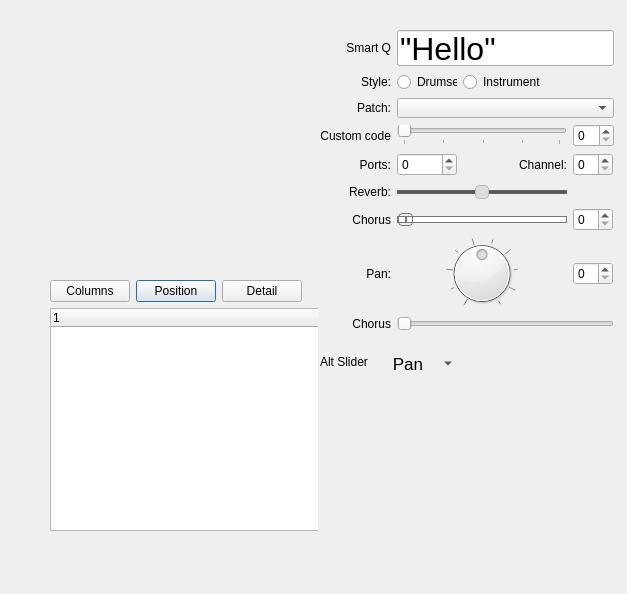
Before: the Qt Designer form TreeView/mixertest.ui in Obliquely/Qt-Projects, drawn with Qt 5.
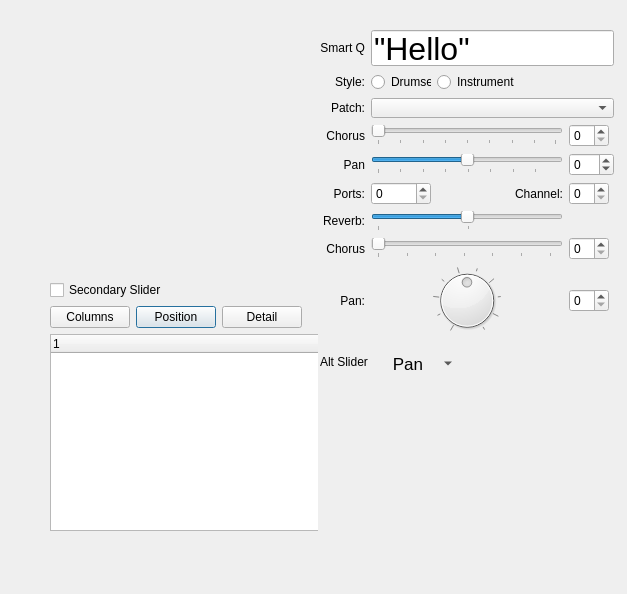
After: the same form once the commit is applied. Custom widgets are drawn as their Qt base class.

Patch:
```diff
--- a/TreeView/mixertest.ui
+++ b/TreeView/mixertest.ui
@@ -62,17 +62,48 @@
     <string>Mixer Tea Details</string>
    </property>
    <layout class="QGridLayout" name="gridLayout_3">
-    <item row="2" column="1" colspan="3">
-     <widget class="QComboBox" name="patchComboBox">
+    <item row="5" column="2">
+     <widget class="QLabel" name="label_2">
+      <property name="sizePolicy">
+       <sizepolicy hsizetype="Minimum" vsizetype="Preferred">
+        <horstretch>0</horstretch>
+        <verstretch>0</verstretch>
+       </sizepolicy>
+      </property>
+      <property name="text">
+       <string>Channel:</string>
+      </property>
+      <property name="alignment">
+       <set>Qt::AlignRight|Qt::AlignTrailing|Qt::AlignVCenter</set>
+      </property>
+     </widget>
+    </item>
+    <item row="6" column="1" colspan="2">
+     <widget class="QSlider" name="horizontalSlider">
       <property name="minimumSize">
        <size>
         <width>0</width>
         <height>20</height>
        </size>
       </property>
+      <property name="minimum">
+       <number>-63</number>
+      </property>
+      <property name="maximum">
+       <number>63</number>
+      </property>
+      <property name="orientation">
+       <enum>Qt::Horizontal</enum>
+      </property>
+      <property name="tickPosition">
+       <enum>QSlider::TicksBelow</enum>
+      </property>
+      <property name="tickInterval">
+       <number>64</number>
+      </property>
      </widget>
     </item>
-    <item row="7" column="0">
+    <item row="8" column="0">
      <widget class="QLabel" name="label_10">
       <property name="text">
        <string>Pan:</string>
@@ -82,61 +113,65 @@
       </property>
      </widget>
     </item>
-    <item row="2" column="0">
-     <widget class="QLabel" name="label_5">
+    <item row="11" column="1">
+     <spacer name="verticalSpacer">
+      <property name="orientation">
+       <enum>Qt::Vertical</enum>
+      </property>
+      <property name="sizeHint" stdset="0">
+       <size>
+        <width>20</width>
+        <height>40</height>
+       </size>
+      </property>
+     </spacer>
+    </item>
+    <item row="5" column="0">
+     <widget class="QLabel" name="label">
+      <property name="sizePolicy">
+       <sizepolicy hsizetype="Minimum" vsizetype="Preferred">
+        <horstretch>0</horstretch>
+        <verstretch>0</verstretch>
+       </sizepolicy>
+      </property>
       <property name="text">
-       <string>Patch:</string>
+       <string>Ports:</string>
       </property>
       <property name="alignment">
        <set>Qt::AlignRight|Qt::AlignTrailing|Qt::AlignVCenter</set>
       </property>
      </widget>
     </item>
-    <item row="6" column="3">
-     <widget class="QSpinBox" name="spinBox_4">
-      <property name="minimumSize">
-       <size>
-        <width>40</width>
-        <height>0</height>
-       </size>
+    <item row="3" column="1" colspan="2">
+     <widget class="MixerSlider" name="chorusSlider">
+      <property name="maximum">
+       <number>127</number>
       </property>
-      <property name="maximumSize">
-       <size>
-        <width>40</width>
-        <height>16777215</height>
-       </size>
+      <property name="pageStep">
+       <number>16</number>
       </property>
-     </widget>
-    </item>
-    <item row="0" column="0">
-     <widget class="QLabel" name="label_8">
-      <property name="text">
-       <string>Smart Q</string>
+      <property name="orientation">
+       <enum>Qt::Horizontal</enum>
       </property>
-      <property name="alignment">
-       <set>Qt::AlignRight|Qt::AlignTrailing|Qt::AlignVCenter</set>
+      <property name="tickPosition">
+       <enum>QSlider::TicksBelow</enum>
       </property>
+      <property name="tickInterval">
+       <number>16</number>
+      </property>
      </widget>
     </item>
-    <item row="0" column="1" colspan="3">
-     <widget class="QLineEdit" name="smartQ">
+    <item row="5" column="1">
+     <widget class="QSpinBox" name="spinBox">
       <property name="minimumSize">
        <size>
         <width>0</width>
-        <height>36</height>
+        <height>20</height>
        </size>
       </property>
-      <property name="font">
-       <font>
-        <pointsize>24</pointsize>
-       </font>
-      </property>
-      <property name="text">
-       <string>&quot;Hello&quot; </string>
-      </property>
      </widget>
     </item>
-    <item row="7" column="1" colspan="2">
+    <item row="8" column="1" colspan="2">
      <widget class="QDial" name="dial">
       <property name="minimumSize">
        <size>
@@ -158,59 +193,8 @@
       </property>
      </widget>
     </item>
-    <item row="4" column="0">
-     <widget class="QLabel" name="label">
-      <property name="sizePolicy">
-       <sizepolicy hsizetype="Minimum" vsizetype="Preferred">
-        <horstretch>0</horstretch>
-        <verstretch>0</verstretch>
-       </sizepolicy>
-      </property>
-      <property name="text">
-       <string>Ports:</string>
-      </property>
-      <property name="alignment">
-       <set>Qt::AlignRight|Qt::AlignTrailing|Qt::AlignVCenter</set>
-      </property>
-     </widget>
-    </item>
-    <item row="1" column="2" colspan="2">
-     <widget class="QRadioButton" name="radioButton_2">
-      <property name="sizePolicy">
-       <sizepolicy hsizetype="Fixed" vsizetype="Fixed">
-        <horstretch>0</horstretch>
-        <verstretch>0</verstretch>
-       </sizepolicy>
-      </property>
-      <property name="minimumSize">
-       <size>
-        <width>80</width>
-        <height>20</height>
-       </size>
-      </property>
-      <property name="text">
-       <string>Instrument</string>
-      </property>
-     </widget>
-    </item>
-    <item row="4" column="2">
-     <widget class="QLabel" name="label_2">
-      <property name="sizePolicy">
-       <sizepolicy hsizetype="Minimum" vsizetype="Preferred">
-        <horstretch>0</horstretch>
-        <verstretch>0</verstretch>
-       </sizepolicy>
-      </property>
-      <property name="text">
-       <string>Channel:</string>
-      </property>
-      <property name="alignment">
-       <set>Qt::AlignRight|Qt::AlignTrailing|Qt::AlignVCenter</set>
-      </property>
-     </widget>
-    </item>
     <item row="7" column="3">
-     <widget class="QSpinBox" name="spinBox_2">
+     <widget class="QSpinBox" name="spinBox_4">
       <property name="minimumSize">
        <size>
         <width>40</width>
@@ -225,79 +209,7 @@
       </property>
      </widget>
     </item>
-    <item row="3" column="0">
-     <widget class="QLabel" name="label_7">
-      <property name="text">
-       <string>Custom code</string>
-      </property>
-      <property name="alignment">
-       <set>Qt::AlignRight|Qt::AlignTrailing|Qt::AlignVCenter</set>
-      </property>
-     </widget>
-    </item>
-    <item row="3" column="3">
-     <widget class="QSpinBox" name="spinBox_3"/>
-    </item>
-    <item row="1" column="1">
-     <layout class="QHBoxLayout" name="horizontalLayout_4" stretch="0">
-      <property name="sizeConstraint">
-       <enum>QLayout::SetDefaultConstraint</enum>
-      </property>
-      <item>
-       <widget class="QRadioButton" name="radioButton_3">
-        <property name="sizePolicy">
-         <sizepolicy hsizetype="Fixed" vsizetype="Fixed">
-          <horstretch>0</horstretch>
-          <verstretch>0</verstretch>
-         </sizepolicy>
-        </property>
-        <property name="minimumSize">
-         <size>
-          <width>60</width>
-          <height>20</height>
-         </size>
-        </property>
-        <property name="text">
-         <string>Drumset</string>
-        </property>
-       </widget>
-      </item>
-     </layout>
-    </item>
-    <item row="4" column="1">
-     <widget class="QSpinBox" name="spinBox">
-      <property name="minimumSize">
-       <size>
-        <width>0</width>
-        <height>20</height>
-       </size>
-      </property>
-     </widget>
-    </item>
-    <item row="4" column="3">
-     <widget class="QSpinBox" name="spinBox_5">
-      <property name="minimumSize">
-       <size>
-        <width>40</width>
-        <height>0</height>
-       </size>
-      </property>
-      <property name="maximumSize">
-       <size>
-        <width>40</width>
-        <height>16777215</height>
-       </size>
-      </property>
-     </widget>
-    </item>
-    <item row="8" column="1" colspan="3">
-     <widget class="QSlider" name="horizontalSlider_3">
-      <property name="orientation">
-       <enum>Qt::Horizontal</enum>
-      </property>
-     </widget>
-    </item>
-    <item row="10" column="0" colspan="4">
+    <item row="13" column="0" colspan="4">
      <layout class="QFormLayout" name="formLayout">
       <item row="0" column="0">
        <widget class="QLabel" name="label_9">
@@ -337,70 +249,7 @@
       </item>
      </layout>
     </item>
-    <item row="5" column="1" colspan="2">
-     <widget class="QSlider" name="horizontalSlider">
-      <property name="minimumSize">
-       <size>
-        <width>0</width>
-        <height>20</height>
-       </size>
-      </property>
-      <property name="styleSheet">
-       <string notr="true">QSlider::groove:horizontal {
-    background: #555555;
-    border: 1px solid #666666;
-    height: 2px;
-    margin: 0px;
-    border-radius: 4px;
-}
-
-QSlider::handle:horizontal {
-    background: #DDDDDD;
-    border: 1px solid #BBBBBB;
-    width: 12px;
-    height: 12px;
-    margin:-6px;
-    border-radius: 4px;
-}</string>
-      </property>
-      <property name="minimum">
-       <number>-63</number>
-      </property>
-      <property name="maximum">
-       <number>63</number>
-      </property>
-      <property name="orientation">
-       <enum>Qt::Horizontal</enum>
-      </property>
-      <property name="tickPosition">
-       <enum>QSlider::TicksBelow</enum>
-      </property>
-      <property name="tickInterval">
-       <number>64</number>
-      </property>
-     </widget>
-    </item>
     <item row="6" column="0">
-     <widget class="QLabel" name="label_4">
-      <property name="text">
-       <string>Chorus</string>
-      </property>
-      <property name="alignment">
-       <set>Qt::AlignRight|Qt::AlignTrailing|Qt::AlignVCenter</set>
-      </property>
-     </widget>
-    </item>
-    <item row="8" column="0">
-     <widget class="QLabel" name="label_11">
-      <property name="text">
-       <string>Chorus</string>
-      </property>
-      <property name="alignment">
-       <set>Qt::AlignRight|Qt::AlignTrailing|Qt::AlignVCenter</set>
-      </property>
-     </widget>
-    </item>
-    <item row="5" column="0">
      <widget class="QLabel" name="label_3">
       <property name="text">
        <string>Reverb:</string>
@@ -410,18 +259,97 @@
       </property>
      </widget>
     </item>
-    <item row="9" column="1">
-     <spacer name="verticalSpacer">
+    <item row="2" column="0">
+     <widget class="QLabel" name="label_5">
+      <property name="text">
+       <string>Patch:</string>
+      </property>
+      <property name="alignment">
+       <set>Qt::AlignRight|Qt::AlignTrailing|Qt::AlignVCenter</set>
+      </property>
+     </widget>
+    </item>
+    <item row="3" column="3">
+     <widget class="QSpinBox" name="spinBox_6">
+      <property name="minimumSize">
+       <size>
+        <width>40</width>
+        <height>0</height>
+       </size>
+      </property>
+      <property name="maximumSize">
+       <size>
+        <width>40</width>
+        <height>16777215</height>
+       </size>
+      </property>
+     </widget>
+    </item>
+    <item row="0" column="1" colspan="3">
+     <widget class="QLineEdit" name="smartQ">
+      <property name="minimumSize">
+       <size>
+        <width>0</width>
+        <height>36</height>
+       </size>
+      </property>
+      <property name="font">
+       <font>
+        <pointsize>24</pointsize>
+       </font>
+      </property>
+      <property name="text">
+       <string>&quot;Hello&quot; </string>
+      </property>
+     </widget>
+    </item>
+    <item row="4" column="0">
+     <widget class="QLabel" name="label_7">
+      <property name="text">
+       <string>Pan</string>
+      </property>
+      <property name="alignment">
+       <set>Qt::AlignRight|Qt::AlignTrailing|Qt::AlignVCenter</set>
+      </property>
+     </widget>
+    </item>
+    <item row="4" column="1" colspan="2">
+     <widget class="MixerSlider" name="limitedSlider">
+      <property name="minimum">
+       <number>-63</number>
+      </property>
+      <property name="maximum">
+       <number>63</number>
+      </property>
+      <property name="pageStep">
+       <number>16</number>
+      </property>
       <property name="orientation">
-       <enum>Qt::Vertical</enum>
+       <enum>Qt::Horizontal</enum>
       </property>
-      <property name="sizeHint" stdset="0">
+      <property name="tickPosition">
+       <enum>QSlider::TicksBelow</enum>
+      </property>
+      <property name="tickInterval">
+       <number>16</number>
+      </property>
+     </widget>
+    </item>
+    <item row="5" column="3">
+     <widget class="QSpinBox" name="spinBox_5">
+      <property name="minimumSize">
        <size>
-        <width>20</width>
-        <height>40</height>
+        <width>40</width>
+        <height>0</height>
        </size>
       </property>
-     </spacer>
+      <property name="maximumSize">
+       <size>
+        <width>40</width>
+        <height>16777215</height>
+       </size>
+      </property>
+     </widget>
     </item>
     <item row="1" column="0">
      <widget class="QLabel" name="label_6">
@@ -433,7 +361,92 @@
       </property>
      </widget>
     </item>
-    <item row="6" column="1" colspan="2">
+    <item row="1" column="1">
+     <layout class="QHBoxLayout" name="horizontalLayout_4" stretch="0">
+      <property name="sizeConstraint">
+       <enum>QLayout::SetDefaultConstraint</enum>
+      </property>
+      <item>
+       <widget class="QRadioButton" name="radioButton_3">
+        <property name="sizePolicy">
+         <sizepolicy hsizetype="Fixed" vsizetype="Fixed">
+          <horstretch>0</horstretch>
+          <verstretch>0</verstretch>
+         </sizepolicy>
+        </property>
+        <property name="minimumSize">
+         <size>
+          <width>60</width>
+          <height>20</height>
+         </size>
+        </property>
+        <property name="text">
+         <string>Drumset</string>
+        </property>
+       </widget>
+      </item>
+     </layout>
+    </item>
+    <item row="3" column="0">
+     <widget class="QLabel" name="label_11">
+      <property name="text">
+       <string>Chorus</string>
+      </property>
+      <property name="alignment">
+       <set>Qt::AlignRight|Qt::AlignTrailing|Qt::AlignVCenter</set>
+      </property>
+     </widget>
+    </item>
+    <item row="1" column="2" colspan="2">
+     <widget class="QRadioButton" name="radioButton_2">
+      <property name="sizePolicy">
+       <sizepolicy hsizetype="Fixed" vsizetype="Fixed">
+        <horstretch>0</horstretch>
+        <verstretch>0</verstretch>
+       </sizepolicy>
+      </property>
+      <property name="minimumSize">
+       <size>
+        <width>80</width>
+        <height>20</height>
+       </size>
+      </property>
+      <property name="text">
+       <string>Instrument</string>
+      </property>
+     </widget>
+    </item>
+    <item row="4" column="3">
+     <widget class="QSpinBox" name="limitSpinBox">
+      <property name="minimum">
+       <number>-63</number>
+      </property>
+      <property name="maximum">
+       <number>63</number>
+      </property>
+     </widget>
+    </item>
+    <item row="7" column="0">
+     <widget class="QLabel" name="label_4">
+      <property name="text">
+       <string>Chorus</string>
+      </property>
+      <property name="alignment">
+       <set>Qt::AlignRight|Qt::AlignTrailing|Qt::AlignVCenter</set>
+      </property>
+     </widget>
+    </item>
+    <item row="0" column="0">
+     <widget class="QLabel" name="label_8">
+      <property name="text">
+       <string>Smart Q</string>
+      </property>
+      <property name="alignment">
+       <set>Qt::AlignRight|Qt::AlignTrailing|Qt::AlignVCenter</set>
+      </property>
+     </widget>
+    </item>
+    <item row="7" column="1" colspan="2">
      <widget class="QSlider" name="horizontalSlider_2">
       <property name="minimumSize">
        <size>
@@ -441,64 +454,6 @@
         <height>20</height>
        </size>
       </property>
-      <property name="styleSheet">
-       <string notr="true">QSlider::groove:horizontal {
-border: 1px solid #bbb;
-background: white;
-height: 5px;
-border-radius: 4px;
-}
-
-QSlider::sub-page:horizontal {
-background: qlineargradient(x1: 0, y1: 0,    x2: 0, y2: 1,
-    stop: 0 #66e, stop: 1 #bbf);
-background: qlineargradient(x1: 0, y1: 0.2, x2: 1, y2: 1,
-    stop: 0 #bbf, stop: 1 #55f);
-border: 1px solid #777;
-height: 10px;
-border-radius: 4px;
-}
-
-QSlider::add-page:horizontal {
-background: #fff;
-border: 1px solid #777;
-height: 10px;
-border-radius: 4px;
-}
-
-QSlider::handle:horizontal {
-background: qlineargradient(x1:0, y1:0, x2:1, y2:1,
-    stop:0 #eee, stop:1 #ccc);
-border: 1px solid #777;
-width: 13px;
-margin-top: -4px;
-margin-bottom: -4px;
-border-radius: 4px;
-}
-
-QSlider::handle:horizontal:hover {
-background: qlineargradient(x1:0, y1:0, x2:1, y2:1,
-    stop:0 #fff, stop:1 #ddd);
-border: 1px solid #444;
-border-radius: 4px;
-}
-
-QSlider::sub-page:horizontal:disabled {
-background: #bbb;
-border-color: #999;
-}
-
-QSlider::add-page:horizontal:disabled {
-background: #eee;
-border-color: #999;
-}
-
-QSlider::handle:horizontal:disabled {
-background: #eee;
-border: 1px solid #aaa;
-border-radius: 4px;
-}</string>
-      </property>
       <property name="orientation">
        <enum>Qt::Horizontal</enum>
       </property>
@@ -510,19 +465,29 @@
       </property>
      </widget>
     </item>
-    <item row="3" column="1" colspan="2">
-     <widget class="MixerSlider" name="limitedSlider">
-      <property name="maximum">
-       <number>63</number>
+    <item row="2" column="1" colspan="3">
+     <widget class="QComboBox" name="patchComboBox">
+      <property name="minimumSize">
+       <size>
+        <width>0</width>
+        <height>20</height>
+       </size>
       </property>
-      <property name="orientation">
-       <enum>Qt::Horizontal</enum>
+     </widget>
+    </item>
+    <item row="8" column="3">
+     <widget class="QSpinBox" name="spinBox_2">
+      <property name="minimumSize">
+       <size>
+        <width>40</width>
+        <height>0</height>
+       </size>
       </property>
-      <property name="tickPosition">
-       <enum>QSlider::TicksBelow</enum>
-      </property>
-      <property name="tickInterval">
-       <number>16</number>
+      <property name="maximumSize">
+       <size>
+        <width>40</width>
+        <height>16777215</height>
+       </size>
       </property>
      </widget>
     </item>
@@ -550,7 +515,37 @@
     <string>Mixer Tea Tree</string>
    </property>
    <layout class="QGridLayout" name="gridLayout_2">
-    <item row="0" column="0">
+    <item row="2" column="0">
+     <widget class="QTreeWidget" name="mixerTreeWidget">
+      <property name="minimumSize">
+       <size>
+        <width>300</width>
+        <height>0</height>
+       </size>
+      </property>
+      <property name="maximumSize">
+       <size>
+        <width>16777215</width>
+        <height>16777215</height>
+       </size>
+      </property>
+      <property name="focusPolicy">
+       <enum>Qt::StrongFocus</enum>
+      </property>
+      <property name="tabKeyNavigation">
+       <bool>true</bool>
+      </property>
+      <property name="selectionBehavior">
+       <enum>QAbstractItemView::SelectItems</enum>
+      </property>
+      <column>
+       <property name="text">
+        <string notr="true">1</string>
+       </property>
+      </column>
+     </widget>
+    </item>
+    <item row="1" column="0">
      <layout class="QGridLayout" name="gridLayout">
       <item row="0" column="1">
        <widget class="QPushButton" name="verticalButton">
@@ -600,34 +595,11 @@
       </item>
      </layout>
     </item>
-    <item row="1" column="0">
-     <widget class="QTreeWidget" name="mixerTreeWidget">
-      <property name="minimumSize">
-       <size>
-        <width>300</width>
-        <height>0</height>
-       </size>
+    <item row="0" column="0">
+     <widget class="QCheckBox" name="secondaryCheckBox">
+      <property name="text">
+       <string>Secondary Slider</string>
       </property>
-      <property name="maximumSize">
-       <size>
-        <width>16777215</width>
-        <height>16777215</height>
-       </size>
-      </property>
-      <property name="focusPolicy">
-       <enum>Qt::StrongFocus</enum>
-      </property>
-      <property name="tabKeyNavigation">
-       <bool>true</bool>
-      </property>
-      <property name="selectionBehavior">
-       <enum>QAbstractItemView::SelectItems</enum>
-      </property>
-      <column>
-       <property name="text">
-        <string notr="true">1</string>
-       </property>
-      </column>
      </widget>
     </item>
    </layout>
```
Left out of the diff: 2 changed lines with no effect on the pictures.
